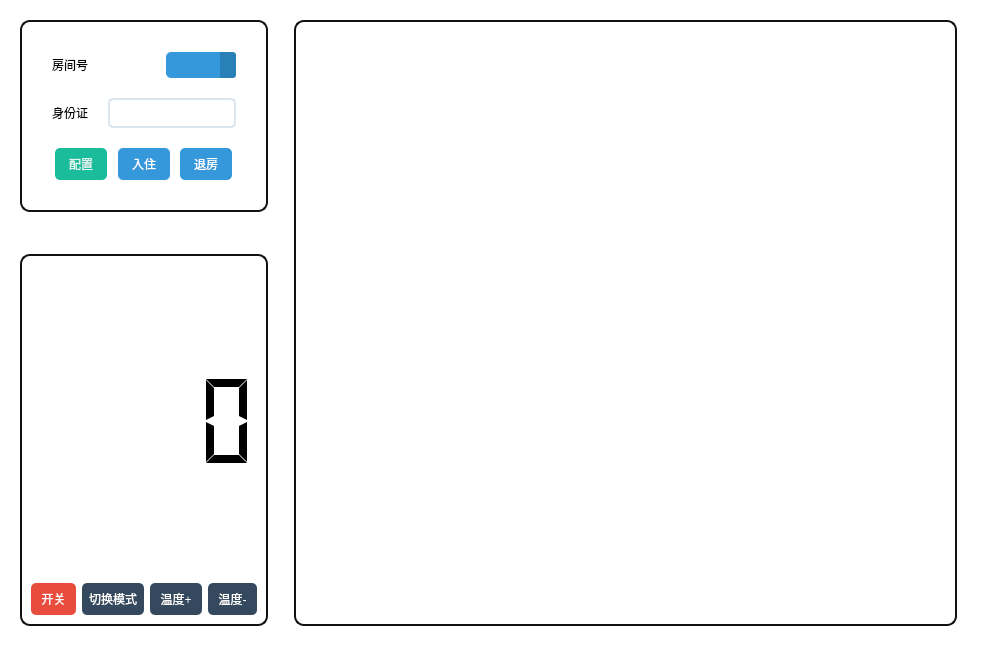
Qt form src/server/management.ui (Connor1996/Distributed-Air-Conditioning-System) before a commit.
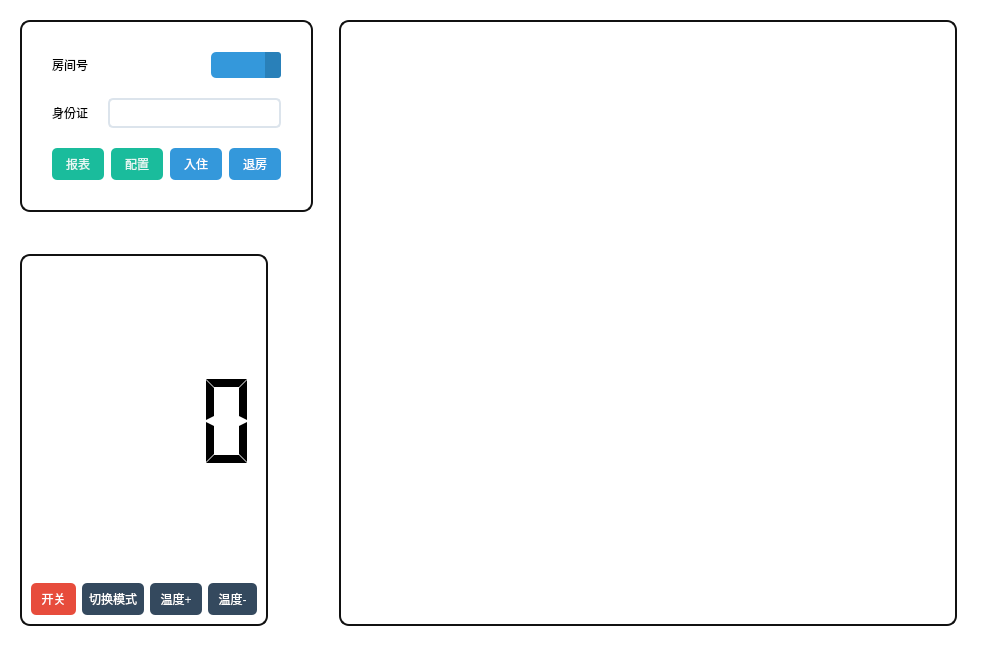
The same form after that commit. Icons and pictures are not drawn.

Commit message: add report form

```diff
--- a/src/server/management.ui
+++ b/src/server/management.ui
@@ -184,6 +184,17 @@
               <property name="sizeConstraint">
                <enum>QLayout::SetMinAndMaxSize</enum>
               </property>
+              <item>
+               <widget class="QPushButton" name="reportButton">
+                <property name="styleSheet">
+                 <string notr="true">QPushButton{border-style:none;padding:7px;border-radius:5px;color:#E6F8F5;background:#1ABC9C;}
+QPushButton:hover{color:#FFFFFF;background:#2EE1C1;}QPushButton:pressed{color:#A7EEE6;background:#16A086;}</string>
+                </property>
+                <property name="text">
+                 <string>  报表  </string>
+                </property>
+               </widget>
+              </item>
               <item>
                <spacer name="horizontalSpacer_8">
                 <property name="orientation">
```
The commit also changes 7 other files.
